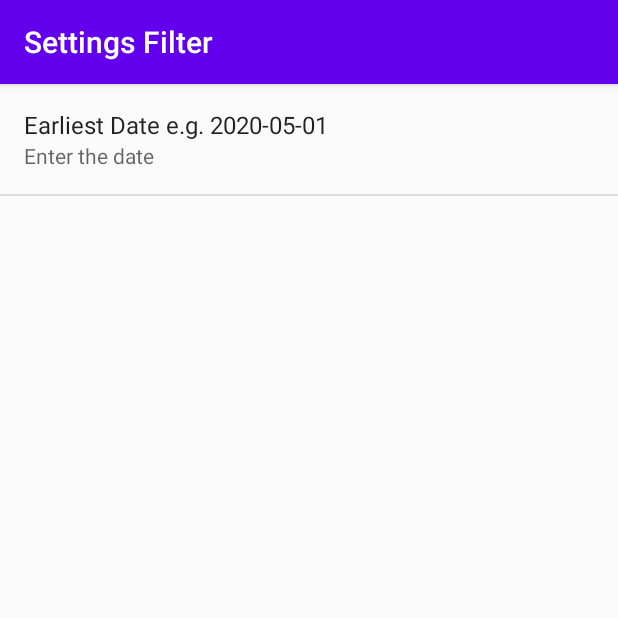
After one commit to h2mcodeL/CryptoNews, an Android app: the SettingsActivity screen opened directly, with no data from a screen before it, on a phone screen of 412 x 824 dp, the top half of it. The commit adds this screen. Run offline under Robolectric (Android 15) with nearby library versions, the phone set to English and light mode, and no system bars.

Commit message:
Crypto_NewsApi version2
The app links to the webpage shown in the list.
The QueryUtils was cleaned up, with mURL added to CryptoInfo
Url response link updated to find crypto information.

Things to be resolved. Need to clean up the setting preference.
Also need to clean up the orderBy function, it only finds stories for the current date.

```diff
--- /dev/null
+++ b/app/src/main/java/android/example/newsapitest/SettingsActivity.java
@@ -0,0 +1,64 @@
+package android.example.newsapitest;
+
+import android.content.SharedPreferences;
+import android.os.Bundle;
+import android.preference.ListPreference;
+import android.preference.Preference;
+import android.preference.PreferenceFragment;
+import android.preference.PreferenceManager;
+import androidx.annotation.Nullable;
+import androidx.appcompat.app.AppCompatActivity;
+
+public class SettingsActivity extends AppCompatActivity {
+
+
+    @Override
+    public void onCreate(@Nullable Bundle savedInstanceState) {
+        super.onCreate(savedInstanceState);
+        setContentView(R.layout.settings_activity);
+        setTitle("Settings Filter");
+    }
+
+    public static class NewsPreferenceFragment extends PreferenceFragment implements Preference.OnPreferenceChangeListener {
+
+        @Override
+        public void onCreate(@Nullable Bundle savedInstanceState) {
+            super.onCreate(savedInstanceState);
+            addPreferencesFromResource(R.xml.settings_main);
+
+            //this sets the minimum date search query
+            Preference minDate = findPreference(getString(R.string.settings_earliest_date_key));
+            bindPreferenceSummaryToValue(minDate);
+
+            //this sets the orderBy date search query
+           // Preference orderBy = findPreference(getString(R.string.settings_orderby_key));
+           // bindPreferenceSummaryToValue(orderBy);
+        }
+
+        private void bindPreferenceSummaryToValue(Preference preference) {
+
+            preference.setOnPreferenceChangeListener(this);
+            SharedPreferences preferences = PreferenceManager.getDefaultSharedPreferences(preference.getContext());
+            String preferenceString = preferences.getString(preference.getKey(), "2020-05-10");
+            onPreferenceChange(preference, preferenceString);
+        }
+
+
+        @Override
+        public boolean onPreferenceChange(Preference preference, Object newValue) {
+
+            String stringValue = newValue.toString();
+            preference.setSummary(stringValue);
+
+            if(preference instanceof ListPreference) {
+                ListPreference listPreference = (ListPreference) preference;
+                int prefIndex = listPreference.findIndexOfValue(stringValue);
+                if(prefIndex >= 0) {
+                    CharSequence[] labels = listPreference.getEntries();
+                    preference.setSummary(labels[prefIndex]);
+                }
+            }
+            return false;
+        }
+    }
+}
--- /dev/null
+++ b/app/src/main/res/values/settings_activity.xml
@@ -0,0 +1,6 @@
+<?xml version="1.0" encoding="utf-8"?>
+<resources
+    xmlns:android="http://schemas.android.com/apk/res/android"
+    android:layout_width="match_parent"
+    android:layout_height="match_parent">
+</resources>
--- a/app/src/main/res/values/strings.xml
+++ b/app/src/main/res/values/strings.xml
@@ -9,9 +9,31 @@ File Management: GIT
 
 
 <resources>
-    <string name="app_name">NewsApiTest</string>
+    <string name="app_name">Crypto News</string>
 
     <string name="searching_for_news">Searching for news items!</string>
     <string name="no_internet_connection">No Internet Connection!</string>
     <string name="no_news">Sorry no items found!</string>
+
+    <!-- settings for the shared preferences -->
+    <string name="setting_earliest_date_default"> Enter the date</string>
+    <string name="settings_earliest_date_key">Set order from - date </string>
+    <string name="settings_earliest_date_label"> Earliest Date e.g. 2020-05-01</string>
+
+    <string name="settings_max_date_default">Maximum date default </string>
+    <string name="settings_max_date_key"> Earliest Date Key</string>
+    <string name="settings_max_date_label"> Earliest Date Label</string>
+
+    <string name="settings_orderby_default"> ORDER by default</string>
+    <string name="settings_orderby_key"> Order by key</string>
+    <string name="settings_orderby_label"> Orderby Label</string>
+
+    <string name="settings_menu_item">Settings</string>
+    <string name="settings_title">Settings Title</string>
+
+    <!-- string name="newapikey">54d7a73eeb264a25887a8f8e5deb8f6d</string -->
+
+
+
+
 </resources>
--- /dev/null
+++ b/app/src/main/res/xml/security_config.xml
@@ -0,0 +1,6 @@
+<?xml version="1.0" encoding="utf-8"?>
+<network-security-config>
+    <domain-config cleartextTrafficPermitted="true">
+        <domain includeSubdomains="true">http://newsapi.org/v2/everything</domain>
+    </domain-config>
+</network-security-config>
--- /dev/null
+++ b/app/src/main/res/xml/settings_main.xml
@@ -0,0 +1,23 @@
+<?xml version="1.0" encoding="utf-8"?>
+<PreferenceScreen xmlns:android="http://schemas.android.com/apk/res/android">
+
+    <!-- preference list items for the earliers date settings -->
+    <EditTextPreference
+        android:defaultValue="@string/setting_earliest_date_default"
+        android:inputType="datetime"
+        android:key="@string/settings_earliest_date_key"
+        android:selectAllOnFocus="true"
+        android:singleLine="true"
+        android:title="@string/settings_earliest_date_label" />
+
+    <!-- preference order for setting the OrderBy setting -->
+    <!--ListPreference
+        android:defaultValue="@string/settings_orderby_default"
+        android:inputType="datetime"
+        android:key="@string/settings_orderby_key"
+        android:selectAllOnFocus="true"
+        android:singleLine="true"
+        android:title="@string/settings_orderby_label">
+    </ListPreference -->
+
+</PreferenceScreen>
```
Also changed, not shown: app/src/main/AndroidManifest.xml (+16 -1 lines), app/src/main/java/android/example/newsapitest/CryptoAdapter.java (+31 -4 lines), app/src/main/java/android/example/newsapitest/CryptoInfo.java (+7 -2 lines), app/src/main/java/android/example/newsapitest/MainActivity.java (+56 -4 lines), app/src/main/java/android/example/newsapitest/QueryUtils.java (+12 -2 lines), app/src/main/res/layout/custom_layout.xml (+14 -14 lines), app/src/main/res/layout/settings_activity.xml (added, +10 -0 lines), app/src/main/res/menu/menu.xml (added, +19 -0 lines).
